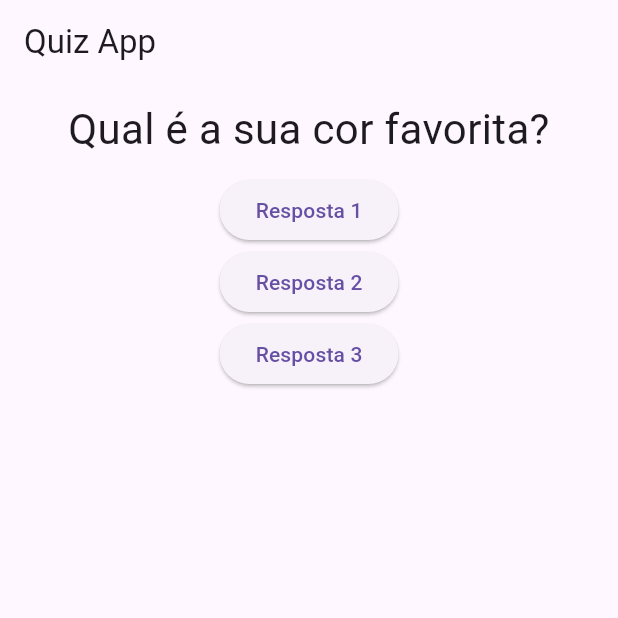
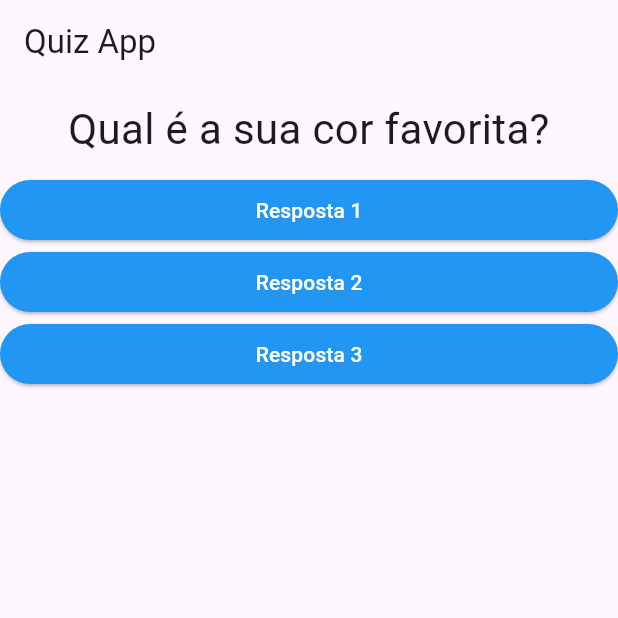
Before and after one commit to Jhon-Henkel/flutter_course_quiz_app, a Flutter app: the screen it shows after launch, on a phone screen of 412 x 824 dp, the top half of it. Run offline on Flutter 3.47's test engine with Material 3 defaults, Android fonts, the phone set to English and light mode, and no system bars.

Commit message:
feat: styling button widget and passinf function on contructor

```diff
--- /dev/null
+++ b/lib/answer.dart
@@ -0,0 +1,24 @@
+import 'package:flutter/material.dart';
+
+class Answer extends StatelessWidget {
+
+  final String text;
+  final void Function() onPressed;
+
+  const Answer(this.text, this.onPressed, {super.key});
+
+  @override
+  Widget build(BuildContext context) {
+    return SizedBox(
+      width: double.infinity,
+      child: ElevatedButton(
+        style: ElevatedButton.styleFrom(
+          backgroundColor: Colors.blue,
+          foregroundColor: Colors.white,
+        ),
+        onPressed: onPressed,
+        child: Text(text),
+      )
+    );
+  }
+}
--- a/lib/main.dart
+++ b/lib/main.dart
@@ -1,5 +1,6 @@
 import 'package:flutter/material.dart';
 import './question.dart';
+import './answer.dart';
 
 main() => runApp(QuizApp());
 
@@ -27,18 +28,9 @@ class _QuizAppState extends State<QuizApp> {
         body: Column(
           children: <Widget> [
             Question(questions[_questionSelected]),
-              ElevatedButton(
-                  onPressed: _responder,
-                  child: const Text('Resposta 1')
-              ),
-              ElevatedButton(
-                  onPressed: _responder,
-                  child: const Text('Resposta 2')
-              ),
-              ElevatedButton(
-                  onPressed: _responder,
-                  child: const Text('Resposta 3')
-              ),
+            Answer('Resposta 1', _responder),
+            Answer('Resposta 2', _responder),
+            Answer('Resposta 3', _responder),
           ],
         ),
       )
--- a/lib/question.dart
+++ b/lib/question.dart
@@ -3,7 +3,6 @@ import 'package:flutter/material.dart';
 class Question extends StatelessWidget {
 
   final String text;
-
   const Question(this.text, {super.key});
 
   @override
```
Lines whose indentation alone changed are shown as unchanged.
